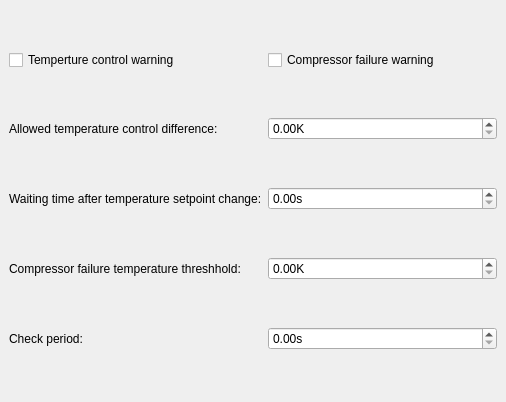
Old version of the form gui/temperature_alert/temperature_alert.ui in the repository sriharijayaram5/qudi.
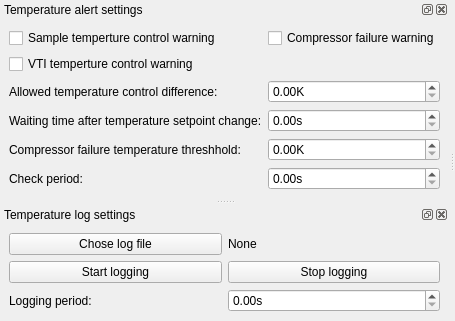
New version of the form. Custom widgets are drawn as their Qt base class.

Commit message: Added VTI temp control warning and remote activation/deactivation of temp warning via new telebot commands. Also start of creating a seperate qudi temp log

```diff
--- a/gui/temperature_alert/temperature_alert.ui
+++ b/gui/temperature_alert/temperature_alert.ui
@@ -6,86 +6,121 @@
    <rect>
     <x>0</x>
     <y>0</y>
-    <width>506</width>
-    <height>402</height>
+    <width>431</width>
+    <height>318</height>
    </rect>
   </property>
   <property name="windowTitle">
    <string>qudi: Temperature alert</string>
   </property>
-  <widget class="QWidget" name="centralwidget">
+  <widget class="QWidget" name="centralwidget"/>
+  <widget class="QDockWidget" name="temperature_alert_settings_dockWidget">
+   <property name="windowTitle">
+    <string>Temperature alert settings</string>
+   </property>
+   <attribute name="dockWidgetArea">
+    <number>1</number>
+   </attribute>
+   <widget class="QWidget" name="dockWidgetContents">
    <layout class="QGridLayout" name="gridLayout">
-    <item row="4" column="1">
-     <widget class="ScienDSpinBox" name="T_setpoint_waiting_time_DSpinBox">
-      <property name="minimumSize">
-       <size>
-        <width>70</width>
-        <height>0</height>
-       </size>
-      </property>
-      <property name="suffix">
-       <string>s</string>
-      </property>
-      <property name="decimals">
-       <number>2</number>
-      </property>
-     </widget>
-    </item>
-    <item row="3" column="1">
-     <widget class="ScienDSpinBox" name="temp_cntrl_diff_DSpinBox">
-      <property name="minimumSize">
-       <size>
-        <width>70</width>
-        <height>0</height>
-       </size>
-      </property>
-      <property name="suffix">
-       <string>K</string>
-      </property>
-      <property name="decimals">
-       <number>2</number>
-      </property>
-     </widget>
-    </item>
-    <item row="7" column="0">
+     <item row="5" column="0">
      <widget class="QLabel" name="label_5">
       <property name="text">
        <string>Check period:</string>
       </property>
      </widget>
     </item>
-    <item row="7" column="1">
-     <widget class="ScienDSpinBox" name="check_period_DSpinBox">
-      <property name="minimumSize">
-       <size>
-        <width>70</width>
-        <height>0</height>
-       </size>
-      </property>
-      <property name="suffix">
-       <string>s</string>
-      </property>
-      <property name="decimals">
-       <number>2</number>
-      </property>
-     </widget>
-    </item>
-    <item row="6" column="0">
+     <item row="4" column="0">
      <widget class="QLabel" name="label_4">
       <property name="text">
        <string>Compressor failure temperature threshhold:</string>
       </property>
      </widget>
     </item>
-    <item row="4" column="0">
+     <item row="4" column="1">
+      <widget class="ScienDSpinBox" name="compressor_failure_temp_treshhold_DSpinBox">
+       <property name="minimumSize">
+        <size>
+         <width>70</width>
+         <height>0</height>
+        </size>
+       </property>
+       <property name="suffix">
+        <string>K</string>
+       </property>
+       <property name="decimals">
+        <number>2</number>
+       </property>
+      </widget>
+     </item>
+     <item row="5" column="1">
+      <widget class="ScienDSpinBox" name="check_period_DSpinBox">
+       <property name="minimumSize">
+        <size>
+         <width>70</width>
+         <height>0</height>
+        </size>
+       </property>
+       <property name="suffix">
+        <string>s</string>
+       </property>
+       <property name="decimals">
+        <number>2</number>
+       </property>
+      </widget>
+     </item>
+     <item row="6" column="0">
+      <spacer name="verticalSpacer">
+       <property name="orientation">
+        <enum>Qt::Vertical</enum>
+       </property>
+       <property name="sizeHint" stdset="0">
+        <size>
+         <width>20</width>
+         <height>40</height>
+        </size>
+       </property>
+      </spacer>
+     </item>
+     <item row="0" column="0">
+      <widget class="QCheckBox" name="sample_temp_ctrl_warning_checkBox">
+       <property name="text">
+        <string>Sample temperture control warning </string>
+       </property>
+      </widget>
+     </item>
+     <item row="0" column="1">
+      <widget class="QCheckBox" name="compressor_failure_warning_checkBox">
+       <property name="text">
+        <string>Compressor failure warning</string>
+       </property>
+      </widget>
+     </item>
+     <item row="2" column="1">
+      <widget class="ScienDSpinBox" name="temp_cntrl_diff_DSpinBox">
+       <property name="minimumSize">
+        <size>
+         <width>70</width>
+         <height>0</height>
+        </size>
+       </property>
+       <property name="suffix">
+        <string>K</string>
+       </property>
+       <property name="decimals">
+        <number>2</number>
+       </property>
+      </widget>
+     </item>
+     <item row="3" column="0">
      <widget class="QLabel" name="label_3">
       <property name="text">
        <string>Waiting time after temperature setpoint change:</string>
       </property>
      </widget>
     </item>
-    <item row="6" column="1">
-     <widget class="ScienDSpinBox" name="compressor_failure_temp_treshhold_DSpinBox">
+     <item row="3" column="1">
+      <widget class="ScienDSpinBox" name="T_setpoint_waiting_time_DSpinBox">
       <property name="minimumSize">
        <size>
         <width>70</width>
@@ -93,14 +128,14 @@
        </size>
       </property>
       <property name="suffix">
-       <string>K</string>
+        <string>s</string>
       </property>
       <property name="decimals">
        <number>2</number>
       </property>
      </widget>
     </item>
-    <item row="3" column="0">
+     <item row="2" column="0">
      <widget class="QLabel" name="label_2">
       <property name="text">
        <string>Allowed temperature control difference:</string>
@@ -110,18 +145,88 @@
     <item row="1" column="0">
      <widget class="QCheckBox" name="temp_ctrl_warning_checkBox">
       <property name="text">
-       <string>Temperture control warning </string>
+        <string>VTI temperture control warning </string>
+       </property>
+      </widget>
+     </item>
+    </layout>
+   </widget>
+  </widget>
+  <widget class="QDockWidget" name="dockWidget_2">
+   <property name="windowTitle">
+    <string>Temperature log settings</string>
+   </property>
+   <attribute name="dockWidgetArea">
+    <number>1</number>
+   </attribute>
+   <widget class="QWidget" name="dockWidgetContents_2">
+    <layout class="QGridLayout" name="gridLayout_2">
+     <item row="0" column="1">
+      <widget class="QLabel" name="chosen_log_file_label">
+       <property name="text">
+        <string>None</string>
+       </property>
+      </widget>
+     </item>
+     <item row="1" column="0">
+      <widget class="QPushButton" name="start_logging_pushButton">
+       <property name="text">
+        <string>Start logging</string>
       </property>
      </widget>
     </item>
     <item row="1" column="1">
-     <widget class="QCheckBox" name="compressor_failure_warning_checkBox">
+      <widget class="QPushButton" name="stop_logging_pushButton">
       <property name="text">
-       <string>Compressor failure warning</string>
+        <string>Stop logging</string>
       </property>
      </widget>
     </item>
-   </layout>
+     <item row="0" column="0">
+      <widget class="QPushButton" name="chose_log_file_pushButton">
+       <property name="text">
+        <string>Chose log file</string>
+       </property>
+      </widget>
+     </item>
+     <item row="2" column="1">
+      <widget class="ScienDSpinBox" name="logging_period_DSpinBox">
+       <property name="minimumSize">
+        <size>
+         <width>70</width>
+         <height>0</height>
+        </size>
+       </property>
+       <property name="suffix">
+        <string>s</string>
+       </property>
+       <property name="decimals">
+        <number>2</number>
+       </property>
+      </widget>
+     </item>
+     <item row="2" column="0">
+      <widget class="QLabel" name="label">
+       <property name="text">
+        <string>Logging period:</string>
+       </property>
+      </widget>
+     </item>
+     <item row="3" column="0">
+      <spacer name="verticalSpacer_2">
+       <property name="orientation">
+        <enum>Qt::Vertical</enum>
+       </property>
+       <property name="sizeHint" stdset="0">
+        <size>
+         <width>20</width>
+         <height>40</height>
+        </size>
+       </property>
+      </spacer>
+     </item>
+    </layout>
+   </widget>
   </widget>
   <action name="action_delete_all_pulsed_assets">
    <property name="text">
```
Left out of the diff: 5 changed lines with no effect on the pictures. Lines whose indentation alone changed are shown as unchanged. The commit also changes 4 other files.
